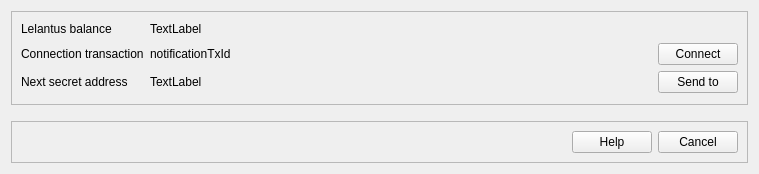
Before: the Qt Designer form src/qt/forms/sendtopcodedialog.ui in firoorg/firo, drawn with Qt 5.
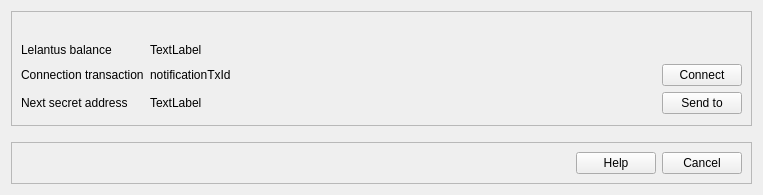
After: the same form once the commit is applied. Icons and pictures are not drawn.

Commit message: GUI: Added hints to send pcode dialog

The edit to the form file:
```diff
--- a/src/qt/forms/sendtopcodedialog.ui
+++ b/src/qt/forms/sendtopcodedialog.ui
@@ -6,8 +6,8 @@
    <rect>
     <x>0</x>
     <y>0</y>
-    <width>759</width>
-    <height>174</height>
+    <width>763</width>
+    <height>195</height>
    </rect>
   </property>
   <property name="sizePolicy">
@@ -35,6 +35,13 @@
       <enum>QFrame::Sunken</enum>
      </property>
      <layout class="QVBoxLayout" name="verticalLayout_3">
+      <item>
+       <widget class="QLabel" name="hintLabel">
+        <property name="text">
+         <string/>
+        </property>
+       </widget>
+      </item>
       <item>
        <layout class="QGridLayout" name="gridLayout">
         <item row="8" column="1">
```
The commit also changes 2 other files.
